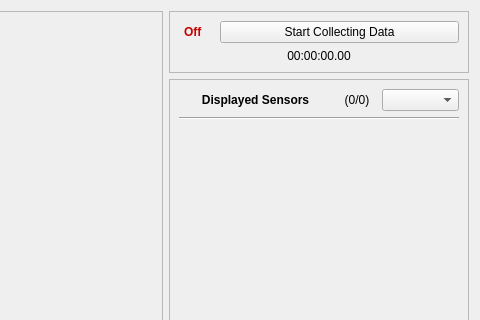
This is Scenes/DataCollection/data_collection.ui in Georgia-Tech-Off-Road/GTORDaata as Qt 5 draws it before an edit; both pictures show x 544 to 1024 and y 0 to 320 of the 1024 by 739 pixel window. The edited form follows.
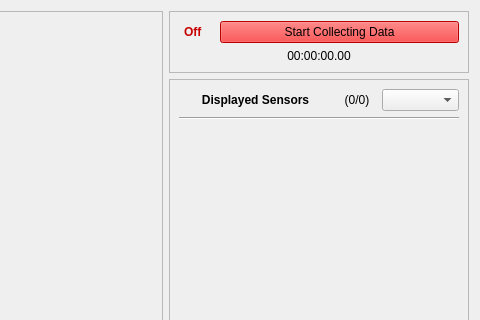
This is the edited form.

Commit message: Added color changes to button display

The edit to the form file:
```diff
--- a/Scenes/DataCollection/data_collection.ui
+++ b/Scenes/DataCollection/data_collection.ui
@@ -209,7 +209,7 @@
         <item>
          <widget class="QPushButton" name="button_display">
           <property name="styleSheet">
-           <string notr="true"/>
+           <string notr="true">background-color:red;</string>
           </property>
           <property name="text">
            <string>Start Collecting Data</string>
```
Left out of the diff: 6 changed lines with no effect on the pictures. The commit also changes 5 other files.
